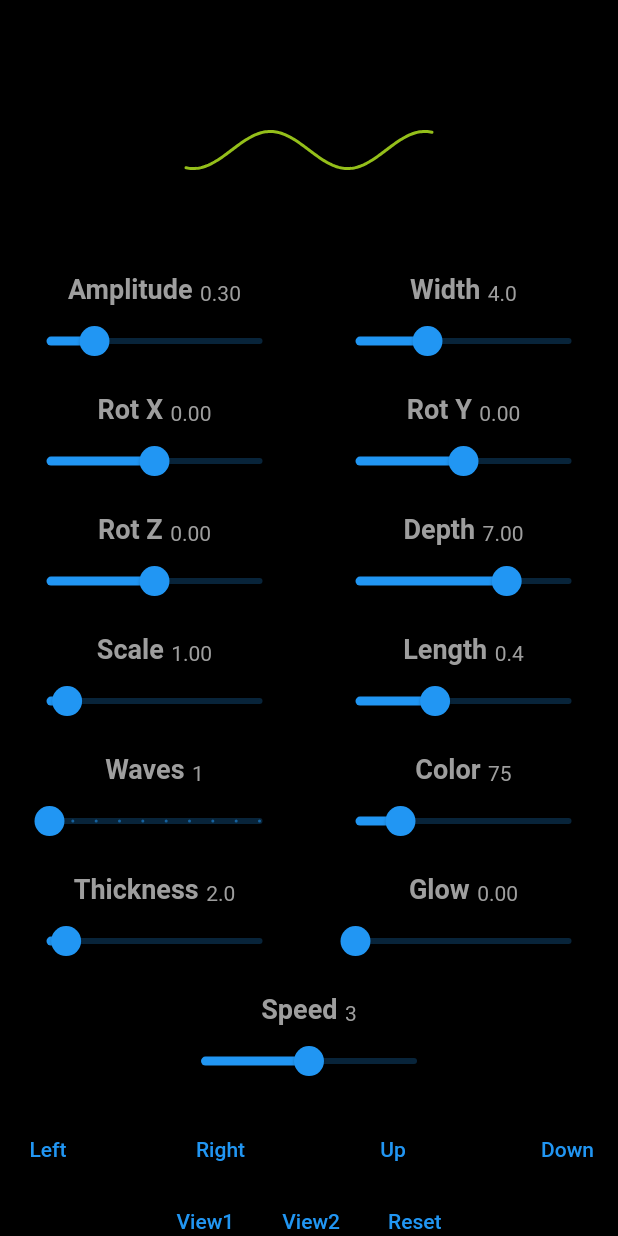
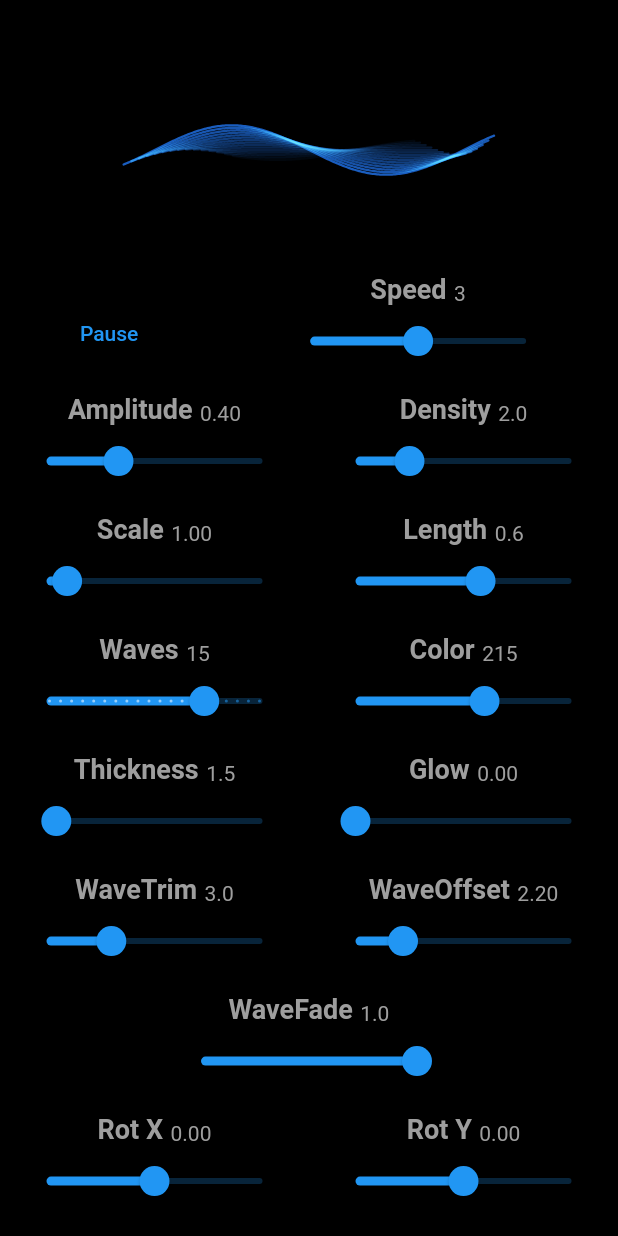
Before and after one commit to marco906/FloatingWaves, a Flutter app: the screen it shows after launch, on a phone screen of 412 x 824 dp. Run offline on Flutter 3.47's test engine with Material 2 defaults, Android fonts, the phone set to English and light mode, and no system bars.

Commit message:
finialzing new demo

```diff
--- a/lib/wave_painter3.dart
+++ b/lib/wave_painter3.dart
@@ -12,6 +12,8 @@ class WaveDemo3 extends StatefulWidget {
 
 class _WaveDemo3State extends State<WaveDemo3> with SingleTickerProviderStateMixin {
   WaveCofig config = WaveCofig();
+	bool isPlaying = true;
+	double stoppedTime = 0.0;
 
   late Animation<double> _animation;
   late AnimationController controller;
@@ -74,18 +76,15 @@ class _WaveDemo3State extends State<WaveDemo3> with SingleTickerProviderStateMix
             child: ListView(
               shrinkWrap: true,
               children: [
+								controlRow(children: [
+                  playButton,
+									speedControl
+                ]),
                 controlRow(children: [
                   ampControl,
                   densityControl,
                 ]),
-                controlRow(children: [
-                  rotationControl(config.rotX, RotationType.X),
-                  rotationControl(config.rotY, RotationType.Y),
-                ]),
-                controlRow(children: [
-                  rotationControl(config.rotZ, RotationType.Z),
-                  depthControl,
-                ]),
+
                 controlRow(children: [
                   scaleControl,
                   windowFractionControl,
@@ -99,7 +98,19 @@ class _WaveDemo3State extends State<WaveDemo3> with SingleTickerProviderStateMix
                   glowControl,
                 ]),
                 controlRow(children: [
-                  speedControl,
+                  waveTrimControl,
+									waveOffsetControl
+                ]),
+								controlRow(children: [
+                  waveFadeControl,
+                ]),
+								controlRow(children: [
+                  rotationControl(config.rotX, RotationType.X),
+                  rotationControl(config.rotY, RotationType.Y),
+                ]),
+                controlRow(children: [
+                  rotationControl(config.rotZ, RotationType.Z),
+                  depthControl,
                 ]),
 
                 translateButtons,
@@ -193,7 +204,7 @@ class _WaveDemo3State extends State<WaveDemo3> with SingleTickerProviderStateMix
     return Column(children: [
       controlHeader("Waves", config.waves.toDouble(), 0),
       Slider(
-        value: config.waves.toDouble(), divisions: 9, min: 1, max: 10,
+        value: config.waves.toDouble(), divisions: config.maxWaves - 1, min: 1, max: config.maxWaves.toDouble(),
         onChanged: (double value) { setState(() { config.waves = value.toInt(); }); }
       ),
     ]);
@@ -224,9 +235,9 @@ class _WaveDemo3State extends State<WaveDemo3> with SingleTickerProviderStateMix
   Widget get densityControl
   {
     return Column(children: [
-      controlHeader("Width", config.density, 1),
+      controlHeader("Density", config.density, 1),
       Slider(
-        value: config.density, min: 1, max: 10,
+        value: config.density, min: 1, max: 5,
         onChanged: (double value) { setState(() { config.density = value; }); }
       ),
     ]);
@@ -266,6 +277,52 @@ class _WaveDemo3State extends State<WaveDemo3> with SingleTickerProviderStateMix
       ),
     ]);
   }
+
+	Widget get waveOffsetControl
+  {
+    return Column(children: [
+      controlHeader("WaveOffset", config.waveOffset.dx, 2),
+      Slider(
+        value: config.waveOffset.dx, min: 0.0, max: 10,
+        onChanged: (double value) { setState(() { config.waveOffset = Offset(value, config.waveOffset.dy); }); }
+      ),
+    ]);
+  }
+
+	Widget get waveTrimControl
+  {
+    return Column(children: [
+      controlHeader("WaveTrim", config.waveTrim, 1),
+      Slider(
+        value: config.waveTrim, min: 0.0, max: 10,
+        onChanged: (double value) { setState(() { config.waveTrim = value; }); }
+      ),
+    ]);
+  }
+
+	Widget get waveFadeControl
+  {
+    return Column(children: [
+      controlHeader("WaveFade", config.waveFadeFactor, 1),
+      Slider(
+        value: config.waveFadeFactor, min: 0.0, max: 1.0,
+        onChanged: (double value) { setState(() { config.waveFadeFactor = value; }); }
+      ),
+    ]);
+  }
+
+	Widget get playButton
+	{
+		return OutlinedButton(
+    onPressed: () {
+      setState(() {
+				isPlaying ? controller.stop() : controller.forward();
+				isPlaying = !isPlaying;
+      });
+    },
+    child: Text(isPlaying ? "Pause" : "Play"),
+    );
+	}
 
   Widget get translateButtons
   {
@@ -341,7 +398,14 @@ class _WaveDemo3State extends State<WaveDemo3> with SingleTickerProviderStateMix
         ),
         OutlinedButton(
           onPressed: () {
-            setState(() { config = WaveCofig(); });
+            setState(() {
+              config.scale = 1;
+              config.rotX = 0;
+              config.rotY = 0;
+              config.rotZ = 0;
+              config.transX = 0;
+              config.transY = 0;
+            });
           },
           child: Text("Reset"),
         ),
@@ -353,9 +417,9 @@ class _WaveDemo3State extends State<WaveDemo3> with SingleTickerProviderStateMix
 class WaveCofig
 {
   double width = 300;
-  double windowfraction = 0.4;
-  double amplitude = 0.3;
-  double density = 4;
+  double windowfraction = 0.6;
+  double amplitude = 0.40;
+  double density = 2.0;
   double rotX = 0;
   double rotY = 0;
   double rotZ = 0;
@@ -363,13 +427,24 @@ class WaveCofig
   double scale = 1;
   double transX = 0;
   double transY = 0;
-	double hue = 75;
+	double hue = 215;
   double blur = 0.0;
-	double thickness = 2.0;
-	int waves = 1;
+	double thickness = 1.5;
+	int waves = 15;
+	int waveGroups = 1;
+	double waveTrim = 3.0;
+	Offset waveOffset = Offset(2.2, 0);
+	Offset waveGroupOffset = Offset(50, 0);
+	double waveFadeFactor = 1.0;
   int duration = 3000;
+	final int maxWaves = 20;
 
-  static WaveCofig base = WaveCofig();
+  static WaveCofig get simple
+	{
+		final WaveCofig config = WaveCofig();
+		config.waves = 1;
+		return config;
+	}
 }
 
 // Painter
@@ -404,31 +479,38 @@ class WavePainter3 extends CustomPainter {
       ..setEntry(3, 1, 0.000)
       ..setEntry(3, 2, config.depth / 1000);
 
+		void drawWaveGroup(Canvas canvas)
+		{
+			for (var w = 0; w < config.waves; w++)
+			{
+
+				final double offsetx = config.waveOffset.dx * w;
+				final double waveTrim = config.waveTrim * w;
+				final double fadeValue = w / config.waves;
+				//final Matrix4 matrix = Matrix4.identity().scaled(1, 1, 1);
+				final Path path = createWavePath(size, w, waveTrim, offsetx);
+
+				final Color waveColor = modColor.withAlpha(modColor.alpha - (modColor.alpha * fadeValue * config.waveFadeFactor).toInt());
+				Paint paint_x = paint0;
+				paint_x.color = waveColor;
+				canvas.drawPath(path, paint_x);
+			}
+		}
+
     // transform canvas space
     canvas.translate(config.transX, config.transY);
     canvas.transform(depthMatrix.storage);
     canvas.transform(rotationMatrix.storage);
 
-		final double offsetVal = 2;
-		for (var w = 0; w < config.waves; w++)
-		{
-      final Path path_0 = createWavePath(size, w);
-			final offset = Offset(w * offsetVal, 0);
-      //final Matrix4 matrix = Matrix4.identity().scaled(1, 1, 1);
-		  final path = path_0.shift(-offset);
-      final random = Random();
+		drawWaveGroup(canvas);
 
-      final Color color_x = modColor.withAlpha(modColor.alpha - (w * 15));
-      Paint paint_x = paint0;
-      paint_x.color = color_x;
-			canvas.drawPath(path, paint_x);
-		}
   }
 
   @override
   bool shouldRepaint(covariant WavePainter3 oldDelegate)
 	{
-    return oldDelegate.time != time;
+		return true;
+    //return (oldDelegate.time != time || oldDelegate.config != config);
   }
 
 	Color increaseColorHue(Color color, double increment)
@@ -444,24 +526,24 @@ class WavePainter3 extends CustomPainter {
     final density = config.density;
     const omega = 2 * pi;
     final double amp = size.height * 0.5 * config.amplitude;
-    final double variation = 1 - index * 0.05;
+    final double variation = 1 - index * 0.1;
     //var random = Random();
     //final double factor = random.nextDouble();
     return sin(xFraction * omega * density) * amp * variation;
   }
 
-  Path createWavePath(Size size, index)
+  Path createWavePath(Size size, int index, double windowTrim, double waveOffset)
 	{
     final width = size.width;
     final double windowWidth = width * config.windowfraction;
-    double xmin = time * (width + windowWidth) - windowWidth;
-    double xmax = xmin + windowWidth;
-    xmin = xmin < 0 ? 0 : xmin.roundToDouble();
-    xmax = xmax > width ? width : xmax.roundToDouble();
+    double xmin = time * (width + windowWidth) - windowWidth + windowTrim;
+    double xmax = xmin + windowWidth - 3 * windowTrim;
+    xmin = xmin < -windowTrim ? -windowTrim : xmin;
+    xmax = xmax > width ? width : xmax;
 
     List<Offset> relativePoints = [];
     for (double x = xmin; x <= xmax; x++) {
-      final relativePoint = Offset(x, yValue(x/width, size, index));
+      final relativePoint = Offset(x + waveOffset, yValue(x/width, size, index));
       relativePoints.add(relativePoint);
     }
     final path_0 = Path();
```
